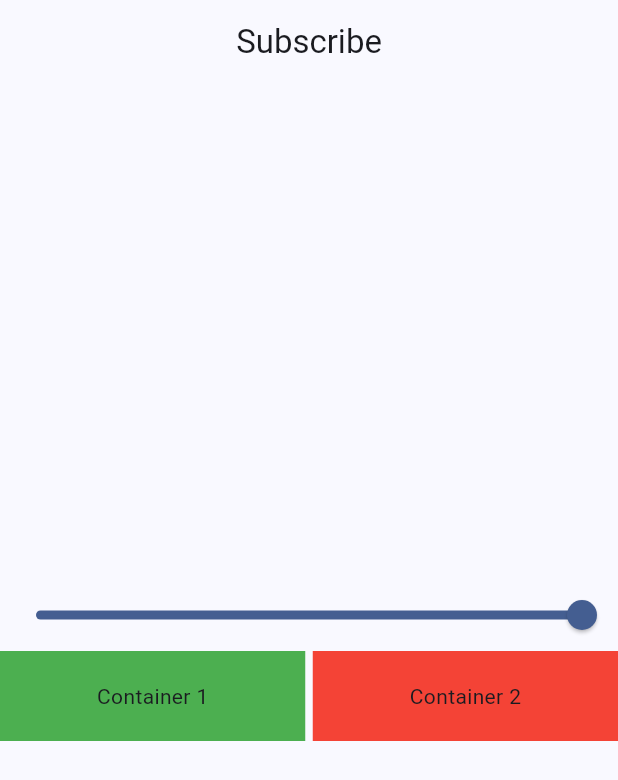
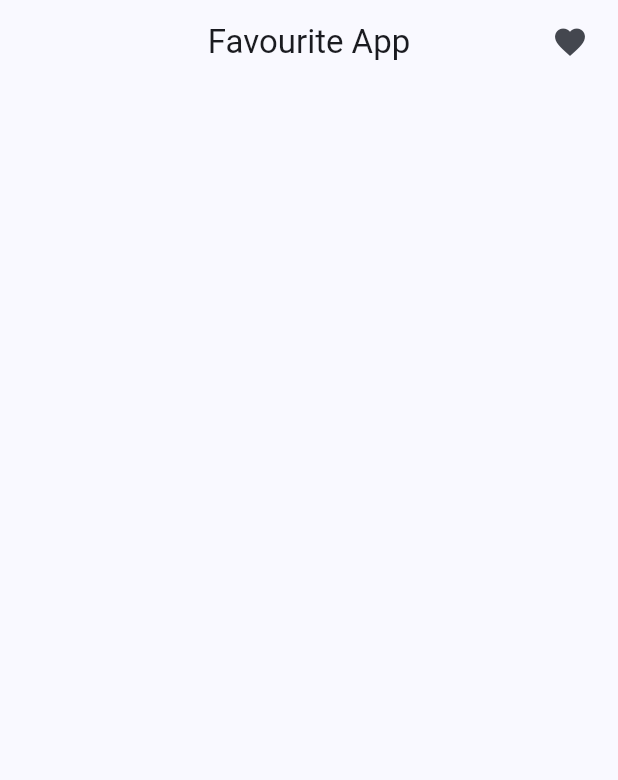
Before and after one commit to shahadat-coder/Provider-State-Management, a Flutter app: the screen it shows after launch, on a phone screen of 412 x 824 dp. Shown: the top 780 px of the screen. Run offline on Flutter 3.47's test engine with Material 3 defaults, Android fonts, the phone set to English and light mode, and no system bars.

Commit message:
Favourite App with Provider

```diff
--- a/lib/main.dart
+++ b/lib/main.dart
@@ -2,7 +2,8 @@ import 'package:flutter/material.dart';
 import 'package:provider/provider.dart';
 import 'package:provider_state_management/provider/count_provider.dart';
 import 'package:provider_state_management/provider/example_one_provider.dart';
-import 'package:provider_state_management/screens/example_one.dart';
+import 'package:provider_state_management/provider/favourite_provider.dart';
+import 'screens/favourite/favourite_screen.dart';
 
 
 void main() {
@@ -19,6 +20,7 @@ class MyApp extends StatelessWidget {
       providers: [
         ChangeNotifierProvider(create: (_)=> CounterProvider()),
         ChangeNotifierProvider(create: (_)=> ExampleOneProvider()),
+        ChangeNotifierProvider(create: (_)=> FavouriteItemProvider()),
       ],
       child: MaterialApp(
         debugShowCheckedModeBanner: false,
@@ -27,7 +29,7 @@ class MyApp extends StatelessWidget {
           colorScheme: ColorScheme.fromSeed(seedColor: Colors.blueAccent),
           useMaterial3: true,
         ),
-        home:  const ExampleOneScreen(),
+        home:  const FavouriteScreen(),
       ),
     );
 
--- /dev/null
+++ b/lib/provider/favourite_provider.dart
@@ -0,0 +1,16 @@
+import 'package:flutter/foundation.dart';
+
+class FavouriteItemProvider with ChangeNotifier{
+  List<int> _selectedItem = [];
+
+  List<int> get selectedItem => _selectedItem;
+
+  void addItem(int value){
+    _selectedItem.add(value);
+    notifyListeners();
+  }
+  void removeItem(int value){
+    _selectedItem.remove(value);
+    notifyListeners();
+  }
+}
--- /dev/null
+++ b/lib/screens/favourite/favourite_screen.dart
@@ -0,0 +1,62 @@
+import 'package:flutter/material.dart';
+import 'package:provider/provider.dart';
+import 'package:provider_state_management/provider/favourite_provider.dart';
+import 'package:provider_state_management/screens/favourite/myfavourite.dart';
+
+class FavouriteScreen extends StatefulWidget {
+  const FavouriteScreen({super.key});
+
+  @override
+  State<FavouriteScreen> createState() => _FavouriteScreenState();
+}
+
+class _FavouriteScreenState extends State<FavouriteScreen> {
+  List<int> selectedItem = [];
+  @override
+  Widget build(BuildContext context) {
+    final favouriteProvider = Provider.of<FavouriteItemProvider>(context);
+    print('build');
+    return Scaffold(
+      appBar: AppBar(
+        title: Text('Favourite App'),
+        actions: [
+          InkWell(
+            onTap: (){
+              Navigator.push(context, MaterialPageRoute(builder: (context)=> const MyFavouriteScreen()));
+            },
+              child: Icon(Icons.favorite)),
+          SizedBox(width: 20,)
+        ],
+        centerTitle: true,
+      ),
+      body: Column(
+        children: [
+         Expanded(
+           child: ListView.builder(
+             itemCount: favouriteProvider.selectedItem.length,
+               itemBuilder: (context, index){
+                 return Consumer<FavouriteItemProvider>(builder: (context, value, child){
+                   return ListTile(
+                     onTap: (){
+                       if(value.selectedItem.contains(index)){
+                        value.removeItem(index);
+                       }else{
+                         value.addItem(index);
+                       }
+
+                     },
+                     title: Text('Item' + index.toString()),
+                     subtitle: Text('item in this container'),
+                     trailing: Icon(
+                         value.selectedItem.contains(index)? Icons.favorite : Icons.favorite_border
+                     ),
+                   );
+                 });
+               }
+           ),
+         )
+        ],
+      ),
+    );
+  }
+}
```
Also changed, not shown: lib/screens/favourite/myfavourite.dart (added, +60 -0 lines).
